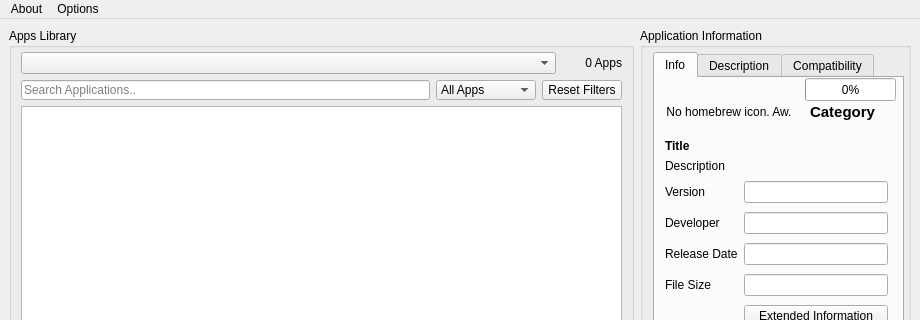
Old version of the form gui/united.ui in the repository dhtdht020/osc-dl; both pictures show x 0 to 920 and y 0 to 320 of the 920 by 495 pixel window.
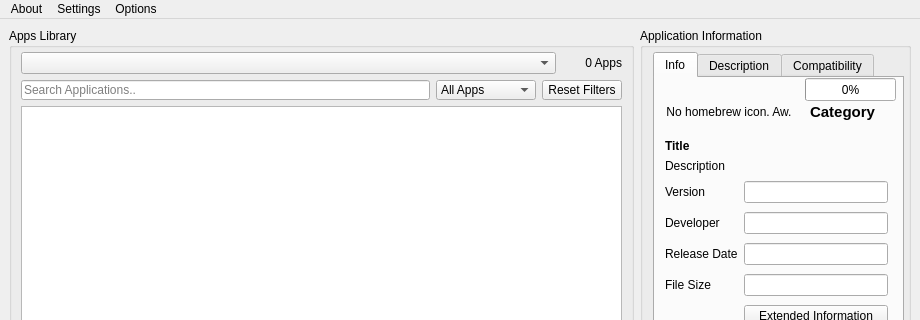
New version of the form.

Commit message: Add separate settings menu

The edit to the form file:
```diff
--- a/gui/united.ui
+++ b/gui/united.ui
@@ -767,9 +767,9 @@
     <addaction name="About_Action"/>
     <addaction name="IconsByIcons8_Action"/>
    </widget>
-   <widget class="QMenu" name="Debug_Menu">
+   <widget class="QMenu" name="Settings_Menu">
     <property name="title">
-     <string>Options</string>
+     <string>Settings</string>
     </property>
     <widget class="QMenu" name="Theme_Menu">
      <property name="title">
@@ -786,8 +786,16 @@
     <addaction name="CheckForUpdatesOnLaunch_Action"/>
     <addaction name="Theme_Menu"/>
    </widget>
+   <widget class="QMenu" name="Options_Menu">
+    <property name="title">
+     <string>Options</string>
+    </property>
+    <addaction name="Refresh_Action"/>
+    <addaction name="CopyDirectLink_Action"/>
+   </widget>
    <addaction name="About_Menu"/>
-   <addaction name="Debug_Menu"/>
+   <addaction name="Settings_Menu"/>
+   <addaction name="Options_Menu"/>
   </widget>
   <widget class="QStatusBar" name="StatusBar">
    <property name="sizeGripEnabled">
```
Left out of the diff: 6 changed lines with no effect on the pictures. The commit also changes 1 other file.
